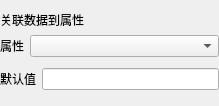
First picture: the form in BIDesigner/datahandler/dataassignform.ui, repository lsyeei/dashboard, before the edit.
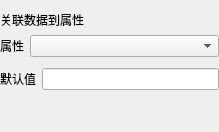
Second picture: the form after the edit.

What changed in the file:
```diff
--- a/BIDesigner/datahandler/dataassignform.ui
+++ b/BIDesigner/datahandler/dataassignform.ui
@@ -7,7 +7,7 @@
     <x>0</x>
     <y>0</y>
     <width>219</width>
-    <height>92</height>
+    <height>132</height>
    </rect>
   </property>
   <property name="windowTitle">
@@ -80,6 +80,29 @@
      </item>
     </layout>
    </item>
+   <item>
+    <layout class="QHBoxLayout" name="horizontalLayout_3">
+     <item>
+      <widget class="QLabel" name="propertyLabel">
+       <property name="sizePolicy">
+        <sizepolicy hsizetype="Preferred" vsizetype="MinimumExpanding">
+         <horstretch>0</horstretch>
+         <verstretch>0</verstretch>
+        </sizepolicy>
+       </property>
+       <property name="text">
+        <string/>
+       </property>
+       <property name="wordWrap">
+        <bool>true</bool>
+       </property>
+       <property name="margin">
+        <number>10</number>
+       </property>
+      </widget>
+     </item>
+    </layout>
+   </item>
   </layout>
  </widget>
  <resources/>
```
